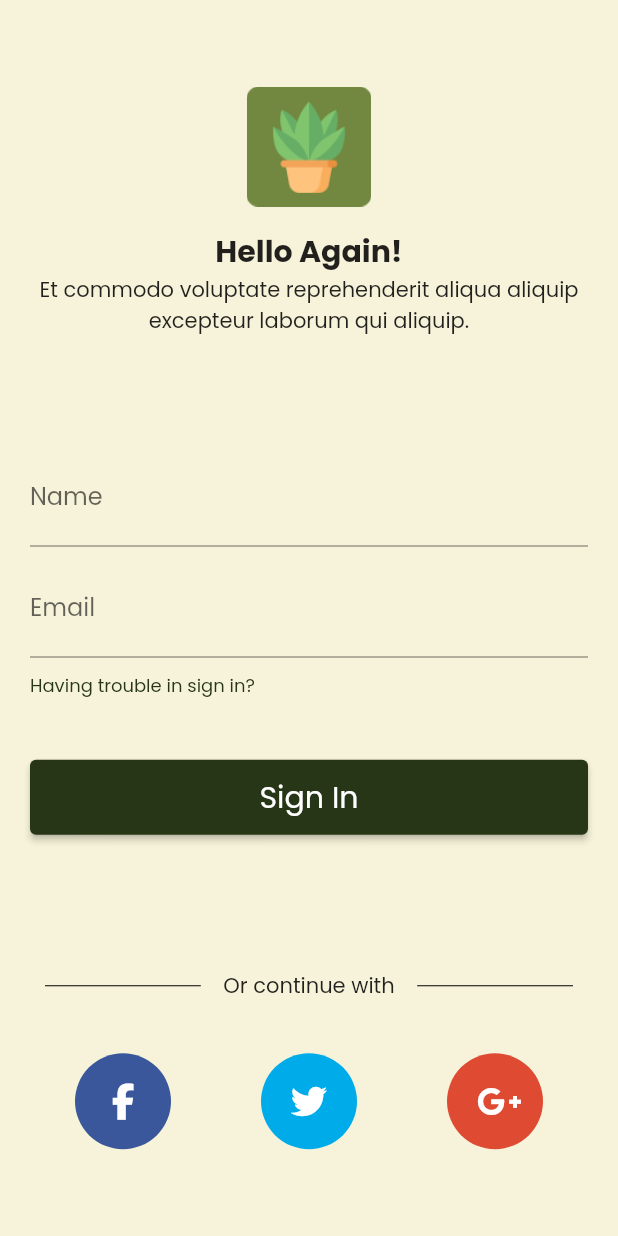
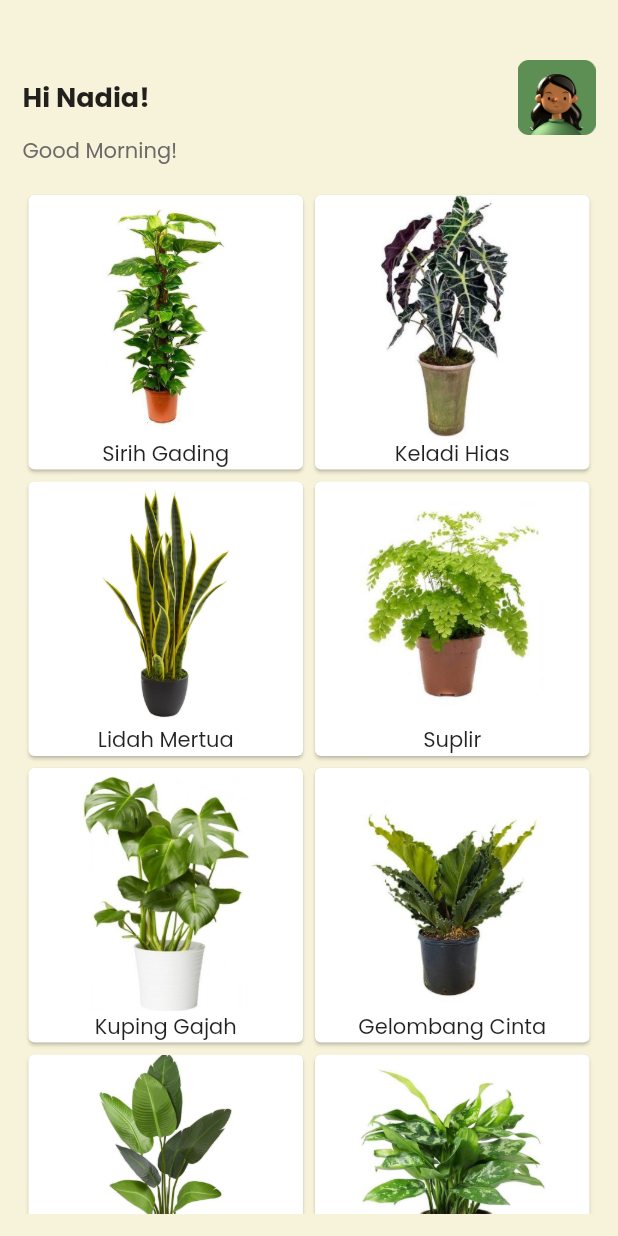
Before and after one commit to nadialvy/nanam, a Flutter app: the screen it shows after launch, on a phone screen of 412 x 824 dp. Run offline on Flutter 3.47's test engine with Material 2 defaults, Android fonts, the light colour scheme and no system bars; our stand-ins replace anim_search_bar, drop_shadow_image, fluttertoast, font_awesome_flutter.

Commit message:
Dashboard

```diff
--- /dev/null
+++ b/lib/dashboard.dart
@@ -0,0 +1,89 @@
+import 'package:flutter/material.dart';
+import 'package:anim_search_bar/anim_search_bar.dart';
+import 'package:nanam/detail_screen.dart';
+import 'package:nanam/model/data_plant.dart';
+
+
+class Dashboard extends StatelessWidget {
+  final String name;
+  const Dashboard(this.name);
+
+  @override
+  Widget build(BuildContext context) {
+    return Scaffold(
+      backgroundColor: const Color.fromARGB(255, 247, 243, 218),
+      resizeToAvoidBottomInset: false,
+      body: Container(
+        padding: const EdgeInsets.fromLTRB(15, 40, 15, 15),
+        child: Column(
+          crossAxisAlignment: CrossAxisAlignment.start,
+          children:[
+            Row(
+              mainAxisAlignment: MainAxisAlignment.spaceBetween,
+              children: [
+                Text(
+                  'Hi $name!',
+                  style: const TextStyle(
+                    fontSize: 18,
+                    fontWeight: FontWeight.w600,
+                  ),
+                ),
+                Image.asset(
+                  'images/profpict.png',
+                  height: 50,
+                ),
+              ]
+            ),
+            const Text(
+              'Good Morning!',
+              style: TextStyle(
+                fontSize: 14,
+                color: Color.fromARGB(255, 107, 105, 105),
+                fontWeight: FontWeight.w300
+              ),
+            ),
+            const SizedBox(height: 15),
+            Expanded(
+              child: GridView.count(
+                crossAxisCount: 2,
+                children: dataPlant.map((plant){
+                  return InkWell(
+                    onTap: () {
+                      Navigator.push(context, MaterialPageRoute(builder: (context){
+                        return DetailScreen(plant);
+                      }));
+                    },
+                    child: Card(
+                      child: Column(
+                        crossAxisAlignment: CrossAxisAlignment.stretch,
+                        children: [
+                          Expanded(
+                            child: ClipRRect(
+                              borderRadius: BorderRadius.circular(3),
+                              child: Image.asset(
+                                plant.imageAsset,
+
+                              ),
+                            ),
+                          ),
+                          Text(
+                            textAlign: TextAlign.center,
+                            plant.name,
+                            style: const TextStyle(
+                              fontSize: 14,
+                              fontWeight: FontWeight.w400
+                            ),
+                          ),
+                        ],
+                      )
+                    ),
+                  );
+                }).toList()
+              ),
+            )
+          ],
+        ),
+      ),
+    );
+  }
+}
--- /dev/null
+++ b/lib/detail_screen.dart
@@ -0,0 +1,13 @@
+import 'package:flutter/material.dart';
+import 'package:nanam/model/data_plant.dart';
+
+class DetailScreen extends StatelessWidget{
+  const DetailScreen(Plant plant, {Key? key}) : super(key: key);
+
+  @override
+  Widget build(BuildContext context){
+    return Scaffold(
+
+    );
+  }
+}
--- a/lib/login.dart
+++ b/lib/login.dart
@@ -2,6 +2,7 @@ import 'package:flutter/material.dart';
 import 'package:fluttertoast/fluttertoast.dart';
 import 'package:font_awesome_flutter/font_awesome_flutter.dart';
 import 'package:nanam/colors.dart';
+import 'package:nanam/dashboard.dart';
 import 'package:nanam/widgets.dart';
 
 class Home extends StatelessWidget{
@@ -143,7 +144,11 @@ class _LoginUserState extends State<LoginUser> {
             minHeight: 50,
           ),
           child: ElevatedButton(
-            onPressed: (){},
+            onPressed: (){
+              Navigator.push(context, MaterialPageRoute(builder: (context){
+                return Dashboard(_name);
+              }));
+            },
             child: const Text(
               'Sign In',
               style: TextStyle(
--- a/lib/main.dart
+++ b/lib/main.dart
@@ -1,7 +1,9 @@
 import 'package:flutter/material.dart';
 import 'package:flutter/services.dart';
 import 'package:nanam/colors.dart';
+import 'package:nanam/dashboard.dart';
 import 'package:nanam/splash_screen.dart';
+
 
 void main() {
   SystemChrome.setSystemUIOverlayStyle(
@@ -20,7 +22,7 @@ class MyApp extends StatelessWidget {
         primarySwatch: generateMaterialColor(Pallette.primary),
         fontFamily: 'Poppins',
       ),
-      home: const SplashScreen(),
+      home: Dashboard('Nadia'),
     );
   }
 }
--- /dev/null
+++ b/lib/model/data_plant.dart
@@ -0,0 +1,126 @@
+// blueprint plant
+
+class Plant{
+  late String name;
+  late String desc;
+  late String soilType;
+  late String soilPH;
+  late String rangeTemp;
+  late String light;
+  late String startPrice;
+  late String imageAsset;
+
+  Plant({
+    required this.name,
+    required this.desc,
+    required this.soilType,
+    required this.soilPH,
+    required this.rangeTemp,
+    required this.light,
+    required this.startPrice,
+    required this.imageAsset
+  });
+}
+
+var dataPlant = [
+  Plant(
+    name: 'Sirih Gading',
+    desc: 'Sirih gading menjadi salah satu macam-macam tanaman hias daun yang sedang populer beberapa waktu ini. Sirih gading merupakan tanaman merambat semi-epifit dengan warna hijau yang segar. Sirih gading termasuk tanaman yang mudah dirawat dan bisa ditanam dengan media air.',
+    soilType: 'Tanah',
+    soilPH: '6-7',
+    rangeTemp: '25-35',
+    light: 'Siang',
+    startPrice: 'Rp.30000',
+    imageAsset: 'images/sirihgading.png',
+  ),
+  Plant(
+    name: 'Keladi Hias',
+    desc: 'Keladi hias termasuk macam-macam tanaman hias yang termasuk dalam jenis Caladium. Saat ini keladi hias banyak dicari para pencinta tanaman hias. Jenis yang paling banyak dicari seperti Caladium Gingerland, Caladium Carolyn Whorton, Caladium Moonlight, Caladium White Christmas, Caladium Freida Hemple, dan masih banyak lagi.',
+    soilType: 'Tanah Gembur',
+    soilPH: '6-7',
+    rangeTemp: '25-35',
+    light: 'Siang',
+    startPrice: 'Rp.30000',
+    imageAsset: 'images/keladihias.png',
+  ),
+  Plant(
+    name: 'Lidah Mertua',
+    desc: 'Lidah mertua merupakan salah satu macam-macam tanaman hias daun yang sedang populer. Lidah mertua termasuk tanaman hias yang bisa ditanam dengan media air. Lidah mertua bisa ditanam di atas tanah yang subur dan bisa ditanam di atas tanah yang subur.',
+    soilType: 'Tanah',
+    soilPH: '6-7',
+    rangeTemp: '25-35',
+    light: 'Siang',
+    startPrice: 'Rp.30000',
+    imageAsset: 'images/lidahmertua.png',
+  ),
+  Plant(
+    name: 'Suplir',
+    desc: 'Suplir merupakan salah satu macam-macam tanaman hias daun yang sedang populer. Suplir termasuk tanaman hias yang bisa ditanam dengan media air. Suplir bisa ditanam di atas tanah yang subur dan bisa ditanam di atas tanah yang subur.',
+    soilType: 'Tanah',
+    soilPH: '6-7',
+    rangeTemp: '25-35',
+    light: 'Siang',
+    startPrice: 'Rp.30000',
+    imageAsset: 'images/suplir.png',
+  ),
+  Plant(
+    name: 'Kuping Gajah',
+    desc: 'Kuping Gajah atau Anthurium crystallinum merupakan tanaman dengan ciri khas daun lebar dengan tulang daun putih melengkung melebar. Kuping gajah masih berkerabat dengan macam-macam tanaman hias daun lainnya seperti aglaonema, philodendron, keladi hias, dan alokasia.',
+    soilType: 'Tanah Gembur',
+    soilPH: '6-7',
+    rangeTemp: '25-35',
+    light: 'Siang',
+    startPrice: 'Rp.30000',
+    imageAsset: 'images/kupinggajah.png',
+  ),
+  Plant(
+    name: 'Gelombang Cinta',
+    desc: 'Gelombang cinta merupakan salah satu macam-macam tanaman hias daun yang sedang populer. Gelombang cinta termasuk tanaman hias yang bisa ditanam dengan media air. Gelombang cinta bisa ditanam di atas tanah yang subur dan bisa ditanam di atas tanah yang subur.',
+    soilType: 'Tanah Gembur',
+    soilPH: '6-7',
+    rangeTemp: '25-35',
+    light: 'Siang',
+    startPrice: 'Rp.30000',
+    imageAsset: 'images/gelombangcinta.png',
+  ),
+  Plant(
+    name: 'Tanduk Rusa',
+    desc: 'Tanduk rusa merupakan salah satu macam-macam tanaman hias daun yang sedang populer. Tanduk rusa termasuk tanaman hias yang bisa ditanam dengan media air. Tanduk rusa bisa ditanam di atas tanah yang subur dan bisa ditanam di atas tanah yang subur.',
+    soilType: 'Tanah Gembur',
+    soilPH: '6-7',
+    rangeTemp: '25-35',
+    light: 'Siang',
+    startPrice: 'Rp.30000',
+    imageAsset: 'images/tandukrusa.png',
+  ),
+  Plant(
+    name: 'Pohon dolar',
+    desc: 'Pohon dolar merupakan salah satu macam-macam tanaman hias daun yang sedang populer. Pohon dolar termasuk tanaman hias yang bisa ditanam dengan media air. Pohon dolar bisa ditanam di atas tanah yang subur dan bisa ditanam di atas tanah yang subur.',
+    soilType: 'Tanah Gembur',
+    soilPH: '6-7',
+    rangeTemp: '25-35',
+    light: 'Siang',
+    startPrice: 'Rp.30000',
+    imageAsset: 'images/pohondolar.png',
+  ),
+  Plant(
+    name: 'Pucuk Merah',
+    desc: 'Pucuk merah merupakan salah satu macam-macam tanaman hias daun yang sedang populer. Pucuk merah termasuk tanaman hias yang bisa ditanam dengan media air. Pucuk merah bisa ditanam di atas tanah yang subur dan bisa ditanam di atas tanah yang subur.',
+    soilType: 'Tanah Gembur',
+    soilPH: '6-7',
+    rangeTemp: '25-35',
+    light: 'Siang',
+    startPrice: 'Rp.30000',
+    imageAsset: 'images/pucukmerah.png',
+  ),
+  Plant(
+    name: 'Montsera',
+    desc: 'Montsera merupakan salah satu macam-macam tanaman hias daun yang sedang populer. Montsera termasuk tanaman hias yang bisa ditanam dengan media air. Montsera bisa ditanam di atas tanah yang subur dan bisa ditanam di atas tanah yang subur.',
+    soilType: 'Tanah Gembur',
+    soilPH: '6-7',
+    rangeTemp: '25-35',
+    light: 'Siang',
+    startPrice: 'Rp.30000',
+    imageAsset: 'images/montsera.png',
+  )
+];
--- a/pubspec.yaml
+++ b/pubspec.yaml
@@ -40,6 +40,8 @@ dependencies:
   gradients: ^0.1.1+1
   font_awesome_flutter: ^10.1.0
   fluttertoast: ^8.0.9
+  outline_search_bar: ^2.3.0
+  anim_search_bar: ^2.0.2
 
 dev_dependencies:
   flutter_test:
```
Also changed, not shown: images/gelombangcinta.png (added), images/keladihias.png (added), images/kupinggajah.png (added), images/lidahmertua.png (added), images/montsera.png (added), images/pohondolar.png (added), images/profpict.png (added), images/pucukmerah.png (added), images/sirihgading.png (added), images/suplir.png (added), images/tandukrusa.png (added), pubspec.lock.
